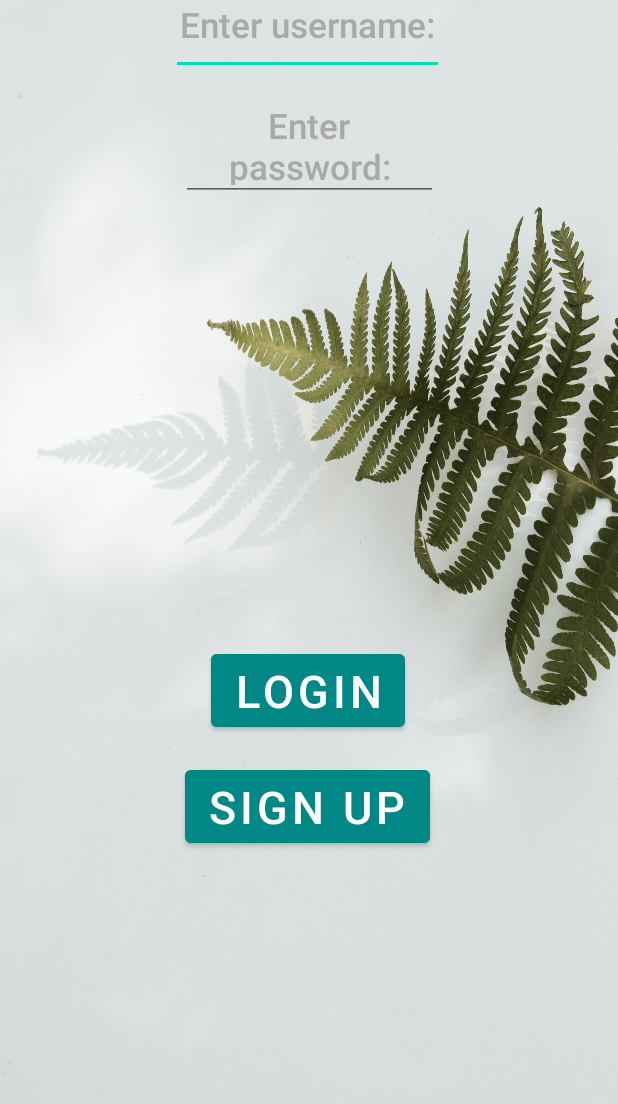
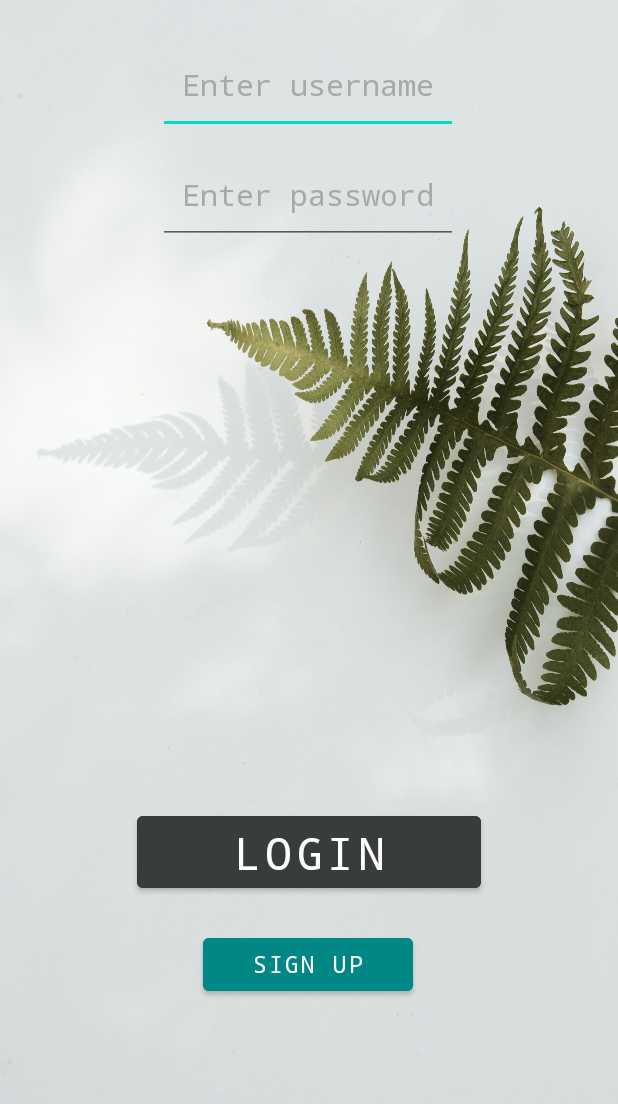
Before and after one commit to DariusGarcia/Instapic, an Android app: the screen it shows after launch (LoginActivity), on a phone screen of 412 x 824 dp, the part 132-1236 px from its top. Run offline under Robolectric (Android 15) with nearby library versions, the phone set to English and light mode, and no system bars; libraries missing offline, so code that uses them is left out: com.parse; 3 statements that could not run were skipped.

```diff
--- a/app/src/main/res/layout/activity_login.xml
+++ b/app/src/main/res/layout/activity_login.xml
@@ -9,16 +9,20 @@
 
     <EditText
         android:id="@+id/et_username"
-        android:layout_width="182dp"
-        android:layout_height="66dp"
-        android:layout_marginTop="16dp"
+        android:layout_width="200dp"
+        android:layout_height="65dp"
+        android:layout_marginTop="56dp"
         android:width="200dp"
-        android:hint="Enter username:"
+
+        android:hint="Enter username"
+        android:maxLength="15"
         android:textAlignment="center"
         android:textAppearance="@style/TextAppearance.AppCompat.Display4"
+        android:textColorHighlight="#FFFFFF"
         android:textColorHint="@color/grey"
-        android:textSize="23sp"
-        android:textStyle="bold"
+        android:textColorLink="#FFFFFF"
+        android:textSize="20sp"
+        android:typeface="monospace"
         app:layout_constraintEnd_toEndOf="parent"
         app:layout_constraintHorizontal_bias="0.497"
         app:layout_constraintStart_toStartOf="parent"
@@ -26,49 +30,52 @@
 
     <EditText
         android:id="@+id/et_password"
-        android:layout_width="171dp"
-        android:layout_height="76dp"
+        android:layout_width="200dp"
+        android:layout_height="65dp"
         android:layout_marginTop="8dp"
         android:width="200dp"
         android:ems="10"
-        android:hint="Enter password:"
+        android:hint="Enter password"
+        android:maxLength="15"
         android:textAlignment="center"
         android:textAppearance="@style/TextAppearance.AppCompat.Display4"
         android:textColorHint="@color/grey"
-        android:textSize="23sp"
-        android:textStyle="bold"
+        android:textSize="20sp"
+        android:typeface="monospace"
         app:layout_constraintEnd_toEndOf="parent"
+        app:layout_constraintHorizontal_bias="0.497"
         app:layout_constraintStart_toStartOf="parent"
         app:layout_constraintTop_toBottomOf="@+id/et_username" />
 
     <Button
         android:id="@+id/login_button"
-        android:layout_width="wrap_content"
-        android:layout_height="wrap_content"
-        android:backgroundTint="@color/teal_700"
+        android:layout_width="229dp"
+        android:layout_height="60dp"
+        android:backgroundTint="#393C3D"
         android:text="Login"
         android:textSize="30dp"
-        android:typeface="normal"
+        android:typeface="monospace"
         app:layout_constraintBottom_toBottomOf="parent"
+        app:layout_constraintEnd_toEndOf="parent"
+        app:layout_constraintStart_toStartOf="parent"
+        app:layout_constraintTop_toBottomOf="@+id/et_password"
+        app:layout_constraintVertical_bias="0.731" />
+
+    <Button
+        android:id="@+id/signupBtn"
+        android:layout_width="140dp"
+        android:layout_height="47dp"
+        android:backgroundTint="@color/teal_700"
+        android:text="Sign Up"
+        android:textSize="15sp"
+        android:typeface="monospace"
+        app:layout_constraintBottom_toBottomOf="parent"
+
         app:layout_constraintEnd_toEndOf="parent"
         app:layout_constraintHorizontal_bias="0.498"
         app:layout_constraintStart_toStartOf="parent"
-        app:layout_constraintTop_toBottomOf="@+id/et_password"
-        app:layout_constraintVertical_bias="0.547" />
-
-    <Button
-        android:id="@+id/signupBtn"
-        android:layout_width="wrap_content"
-        android:layout_height="wrap_content"
-        android:backgroundTint="@color/teal_700"
-        android:text="Sign Up"
-        android:textSize="30sp"
-        app:layout_constraintBottom_toBottomOf="parent"
-        app:layout_constraintEnd_toEndOf="parent"
-        app:layout_constraintHorizontal_bias="0.497"
-        app:layout_constraintStart_toStartOf="parent"
         app:layout_constraintTop_toBottomOf="@+id/login_button"
-        app:layout_constraintVertical_bias="0.092" />
+        app:layout_constraintVertical_bias="0.234" />
 
 
 </androidx.constraintlayout.widget.ConstraintLayout>
```
